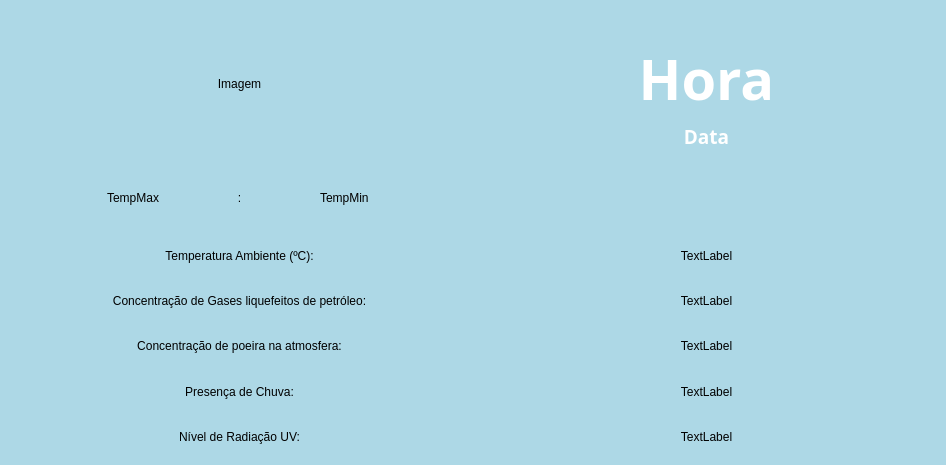
Old version of the form QT Project/Projeto-Final-Lab3/mainwindow.ui in the repository matheussebastiani/Lab3-Projeto-Final.
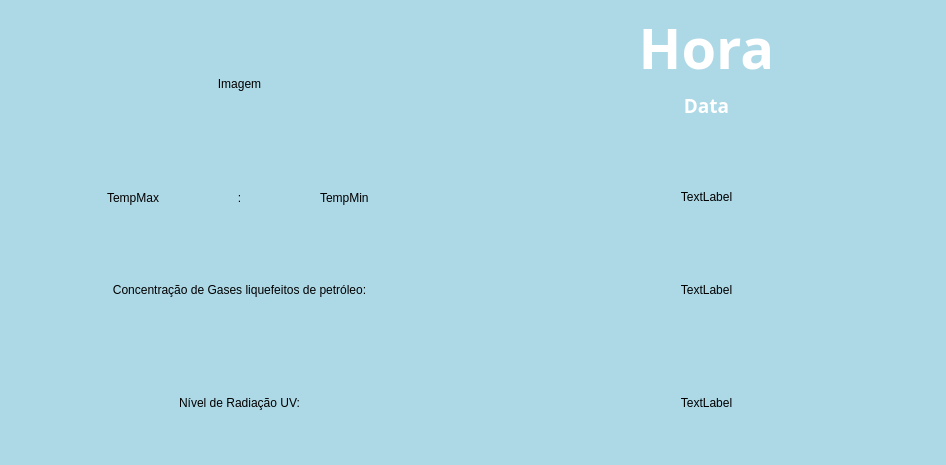
New version of the form.

Diff of the .ui file:
```diff
--- a/QT Project/Projeto-Final-Lab3/mainwindow.ui
+++ b/QT Project/Projeto-Final-Lab3/mainwindow.ui
@@ -32,37 +32,17 @@
    <layout class="QGridLayout" name="gridLayout_2">
     <item row="2" column="0">
      <layout class="QGridLayout" name="gridLayout">
-      <item row="0" column="1">
-       <widget class="QLabel" name="valor_temperatura_label">
-        <property name="text">
-         <string>TextLabel</string>
-        </property>
-        <property name="alignment">
-         <set>Qt::AlignCenter</set>
-        </property>
-       </widget>
-      </item>
-      <item row="4" column="1">
-       <widget class="QLabel" name="valor_UV_label">
-        <property name="text">
-         <string>TextLabel</string>
-        </property>
-        <property name="alignment">
-         <set>Qt::AlignCenter</set>
-        </property>
-       </widget>
-      </item>
-      <item row="2" column="0">
-       <widget class="QLabel" name="poeira_label">
-        <property name="text">
-         <string>Concentração de poeira na atmosfera:</string>
-        </property>
-        <property name="alignment">
-         <set>Qt::AlignCenter</set>
-        </property>
-       </widget>
-      </item>
       <item row="1" column="1">
+       <widget class="QLabel" name="valor_UV_label">
+        <property name="text">
+         <string>TextLabel</string>
+        </property>
+        <property name="alignment">
+         <set>Qt::AlignCenter</set>
+        </property>
+       </widget>
+      </item>
+      <item row="0" column="1">
        <widget class="QLabel" name="valor_gases_label">
         <property name="text">
          <string>TextLabel</string>
@@ -72,17 +52,7 @@
         </property>
        </widget>
       </item>
-      <item row="3" column="1">
-       <widget class="QLabel" name="presenca_chuva_label">
-        <property name="text">
-         <string>TextLabel</string>
-        </property>
-        <property name="alignment">
-         <set>Qt::AlignCenter</set>
-        </property>
-       </widget>
-      </item>
-      <item row="1" column="0">
+      <item row="0" column="0">
        <widget class="QLabel" name="gases_label">
         <property name="text">
          <string>Concentração de Gases liquefeitos de petróleo:</string>
@@ -92,7 +62,7 @@
         </property>
        </widget>
       </item>
-      <item row="4" column="0">
+      <item row="1" column="0">
        <widget class="QLabel" name="UV_label">
         <property name="text">
          <string>Nível de Radiação UV:</string>
@@ -102,36 +72,6 @@
         </property>
        </widget>
       </item>
-      <item row="0" column="0">
-       <widget class="QLabel" name="temperatura_label">
-        <property name="text">
-         <string>Temperatura Ambiente (ºC):</string>
-        </property>
-        <property name="alignment">
-         <set>Qt::AlignCenter</set>
-        </property>
-       </widget>
-      </item>
-      <item row="2" column="1">
-       <widget class="QLabel" name="valor_poeira_label">
-        <property name="text">
-         <string>TextLabel</string>
-        </property>
-        <property name="alignment">
-         <set>Qt::AlignCenter</set>
-        </property>
-       </widget>
-      </item>
-      <item row="3" column="0">
-       <widget class="QLabel" name="chuva_label">
-        <property name="text">
-         <string>Presença de Chuva:</string>
-        </property>
-        <property name="alignment">
-         <set>Qt::AlignCenter</set>
-        </property>
-       </widget>
-      </item>
      </layout>
     </item>
     <item row="0" column="0">
@@ -243,6 +183,16 @@
           </property>
          </widget>
         </item>
+        <item>
+         <widget class="QLabel" name="valor_temperatura_label">
+          <property name="text">
+           <string>TextLabel</string>
+          </property>
+          <property name="alignment">
+           <set>Qt::AlignCenter</set>
+          </property>
+         </widget>
+        </item>
        </layout>
       </item>
      </layout>
```
